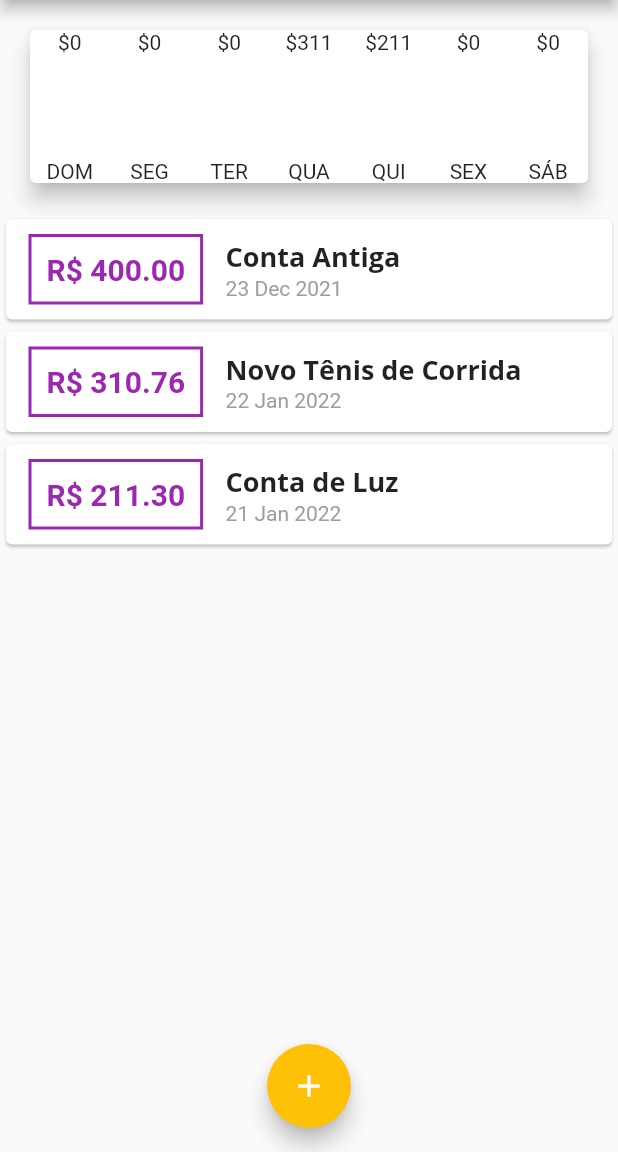
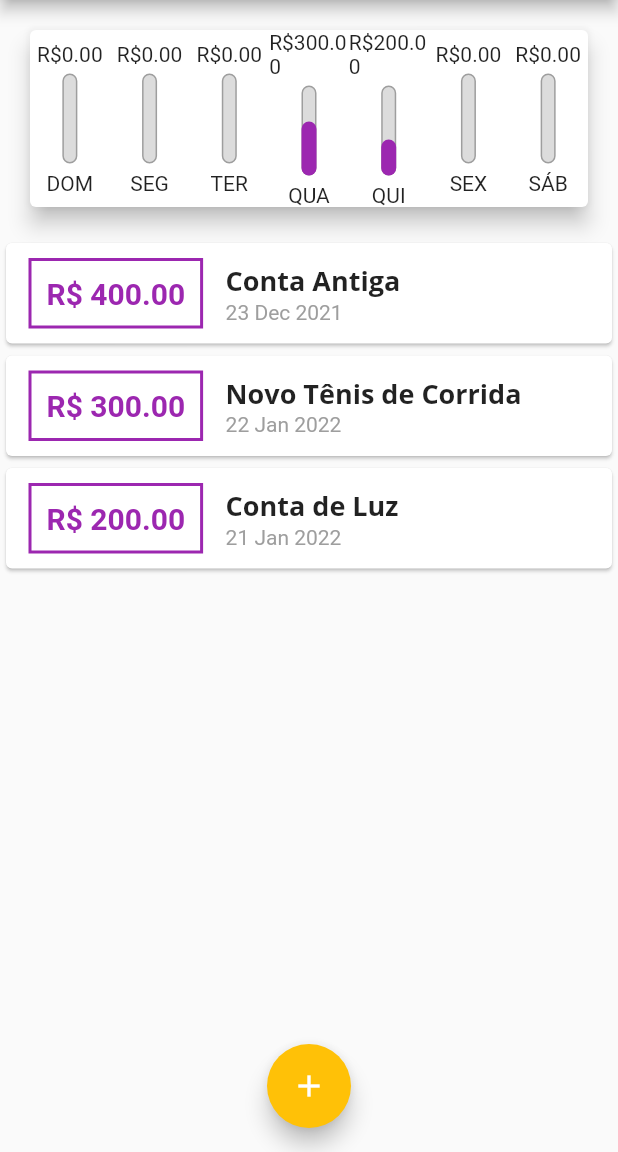
Before and after one commit to christopherldo/flutter-despesaspessoais, a Flutter app: the screen it shows after launch, on a phone screen of 412 x 824 dp, the part 84-1236 px from its top. Run offline on Flutter 3.47's test engine with Material 2 defaults, Android fonts, the phone set to English and light mode, and no system bars.

Commit message:
Chart Widget #05

```diff
--- a/lib/components/chart.dart
+++ b/lib/components/chart.dart
@@ -60,7 +60,7 @@
                   label: data['day'].toString(),
                   spendingAmount:
                       double.tryParse(data['value'].toString()) ?? 0,
-                  spendingTotal: 1000,
+                  spendingTotal: 500,
                 ),
               );
             },
--- a/lib/components/chart_bar.dart
+++ b/lib/components/chart_bar.dart
@@ -19,14 +19,37 @@
   Widget build(BuildContext context) {
     return Column(
       children: [
-        Text('\$${spendingAmount.toStringAsFixed(0)}'),
+        Text('R\$${spendingAmount.toStringAsFixed(2)}'),
         SizedBox(
           height: 5,
         ),
         Container(
           height: 60,
           width: 10,
-          child: null,
+          child: Stack(
+            alignment: Alignment.bottomCenter,
+            children: [
+              Container(
+                decoration: BoxDecoration(
+                  border: Border.all(
+                    color: Colors.grey,
+                    width: 1,
+                  ),
+                  color: Color.fromRGBO(220, 220, 220, 1),
+                  borderRadius: BorderRadius.circular(10),
+                ),
+              ),
+              FractionallySizedBox(
+                heightFactor: _chartPercentage,
+                child: Container(
+                  decoration: BoxDecoration(
+                    color: Theme.of(context).primaryColor,
+                    borderRadius: BorderRadius.circular(10),
+                  ),
+                ),
+              ),
+            ],
+          ),
         ),
         SizedBox(
           height: 5,
--- a/lib/main.dart
+++ b/lib/main.dart
@@ -62,13 +62,13 @@
     Transaction(
       id: 't1',
       title: 'Novo Tênis de Corrida',
-      value: 310.76,
+      value: 300,
       date: DateTime.now().subtract(Duration(days: 3)),
     ),
     Transaction(
       id: 't2',
       title: 'Conta de Luz',
-      value: 211.30,
+      value: 200,
       date: DateTime.now().subtract(Duration(days: 4)),
     ),
   ];
```
